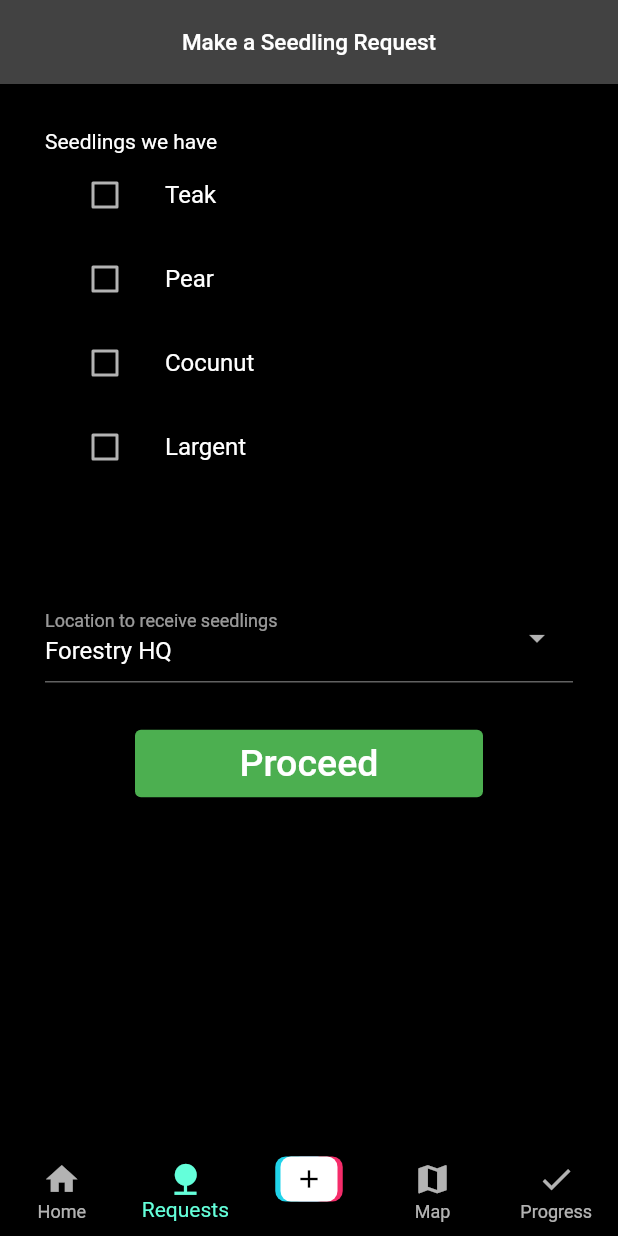
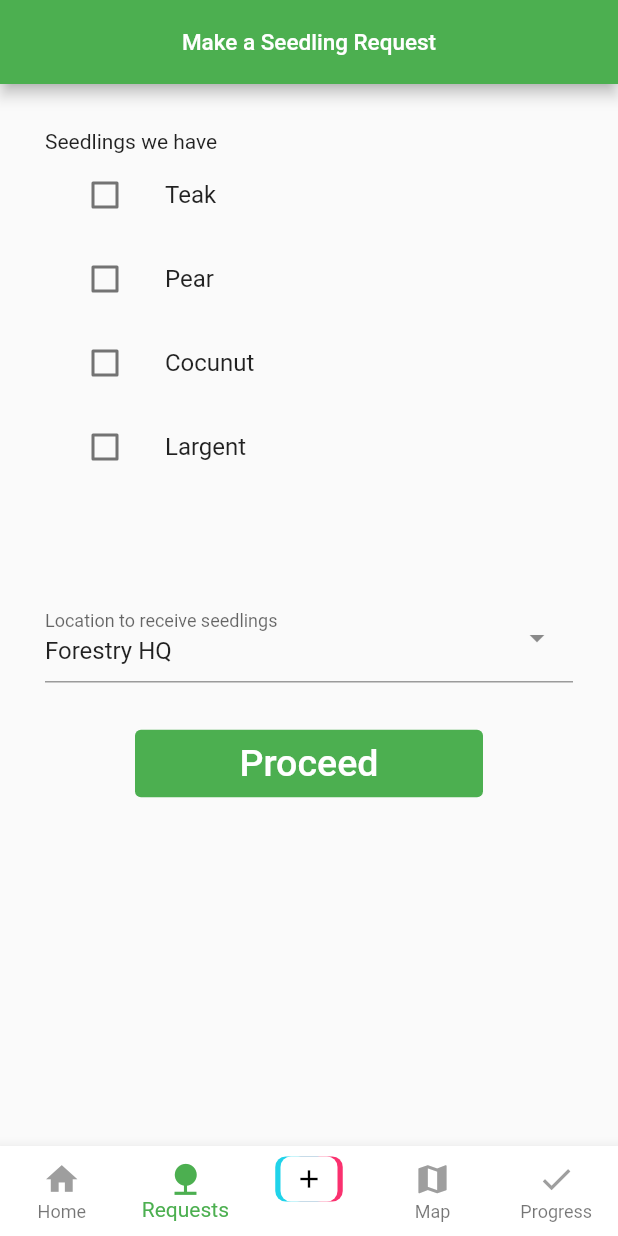
Before and after one commit to Sankwan/GreenGhanaAA, a Flutter app: the screen it shows once a user with an empty profile is signed in, item 2 of the bottom bar chosen, on a phone screen of 412 x 824 dp. Run offline on Flutter 3.47's test engine with Material 2 defaults, Android fonts, the phone set to English and light mode, and no system bars; drawn by our look-alikes of dropdown_search; our stand-ins replace cached_network_image, cloud_firestore, firebase_auth, firebase_core, firebase_storage, geolocator and 9 more; missing offline and left inert: flutter_share, video_compress; accounts and stored records are empty; network calls fail.

Commit message:
Oluwa Tee Bhagg

```diff
--- a/lib/constants.dart
+++ b/lib/constants.dart
@@ -22,7 +22,7 @@ getRandomColor() => [
 ][Random().nextInt(3)];
 
 // COLORS
-const backgroundColor = Colors.black;
+const backgroundColor = Colors.white;
 var buttonColor = Colors.red[400];
 const borderColor = Colors.grey;
 
--- a/lib/main.dart
+++ b/lib/main.dart
@@ -23,9 +23,12 @@ class MyApp extends StatelessWidget {
     return GetMaterialApp(
       title: 'Green Ghana',
       debugShowCheckedModeBanner: false,
-      theme: ThemeData.dark().copyWith(
+      // theme: ThemeData.light().copyWith(
 
-        scaffoldBackgroundColor: backgroundColor
+      //   scaffoldBackgroundColor: backgroundColor
+      // ),
+      theme: ThemeData(
+        primarySwatch: Colors.green
       ),
       home: SignUpScreen(),
     );
--- a/lib/view/screens/Home.dart
+++ b/lib/view/screens/Home.dart
@@ -15,10 +15,10 @@ class _HomeScreenState extends State<HomeScreen> {
   @override
   Widget build(BuildContext context) {
     return Scaffold(
-      backgroundColor: Colors.black,
+      // backgroundColor: Colors.black,
       bottomNavigationBar: BottomNavigationBar(
         type: BottomNavigationBarType.fixed,
-        backgroundColor: backgroundColor,
+        backgroundColor: pageIdx == 0? Colors.black : Colors.white,
         onTap: (index) {
           setState(() {
             pageIdx = index;
@@ -40,6 +40,8 @@ class _HomeScreenState extends State<HomeScreen> {
           BottomNavigationBarItem(
               icon: Icon(Icons.check, size: 25), label: 'Progress'),
         ],
+        unselectedIconTheme: IconThemeData(color: Colors.grey),
+        unselectedLabelStyle: TextStyle(color: Colors.red),
       ),
       body: Center(
         child: pageindex[pageIdx],
```
